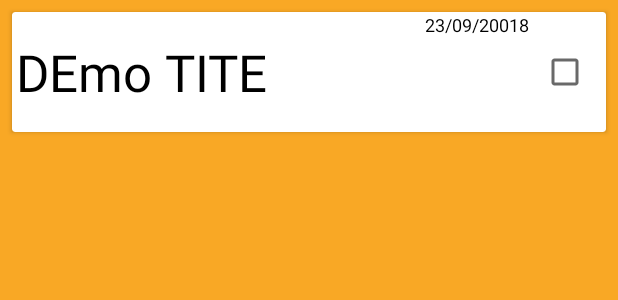
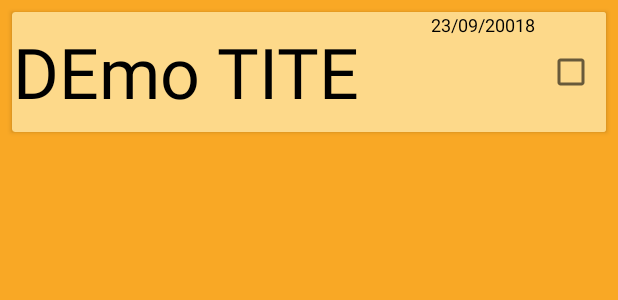
Before and after one commit to MahmudMoon/SmartNotePad, an Android app: the layout custom_adapter.xml on its own in the app's theme, with its tools: preview values and no code run, on a phone screen of 412 x 824 dp. Shown: the top 300 px of the screen. Run offline under Robolectric (Android 15) with nearby library versions, the phone set to English and light mode, and no system bars.

```diff
--- a/app/src/main/res/layout/activity_main.xml
+++ b/app/src/main/res/layout/activity_main.xml
@@ -25,6 +25,7 @@
             android:clickable="true"
             android:foregroundGravity="bottom"
             android:src="@drawable/ic_add_circle_outline_black_24dp"
+            android:scaleType="centerCrop"
 
             />
 
--- a/app/src/main/res/layout/custom_adapter.xml
+++ b/app/src/main/res/layout/custom_adapter.xml
@@ -14,7 +14,7 @@
         android:layout_width="match_parent"
         android:layout_height="80dp"
         android:layout_margin="8dp"
-        app:cardBackgroundColor="#fff"
+        app:cardBackgroundColor="#fdd98a"
         card_view:cardElevation="2dp"
         card_view:cardUseCompatPadding="true">
 
@@ -28,7 +28,7 @@
                 android:id="@+id/tv_title"
                 android:layout_width="0dp"
                 android:layout_height="match_parent"
-                android:layout_weight="0.4"
+                android:layout_weight="0.6"
                 android:autoSizeTextType="uniform"
                 android:gravity="center"
                 android:text="DEmo TITE"
@@ -40,7 +40,7 @@
                 android:layout_width="0dp"
                 android:layout_height="match_parent"
                 android:layout_marginRight="8dp"
-                android:layout_weight="0.4"
+                android:layout_weight="0.3"
                 android:gravity="right"
                 android:text="23/09/20018"
                 android:textColor="#000"
@@ -54,6 +54,7 @@
                 android:layout_weight="0.1"
                 android:focusable="false"
                 android:focusableInTouchMode="false"
+                android:background="#fdd98a"
                />
 
 
```
